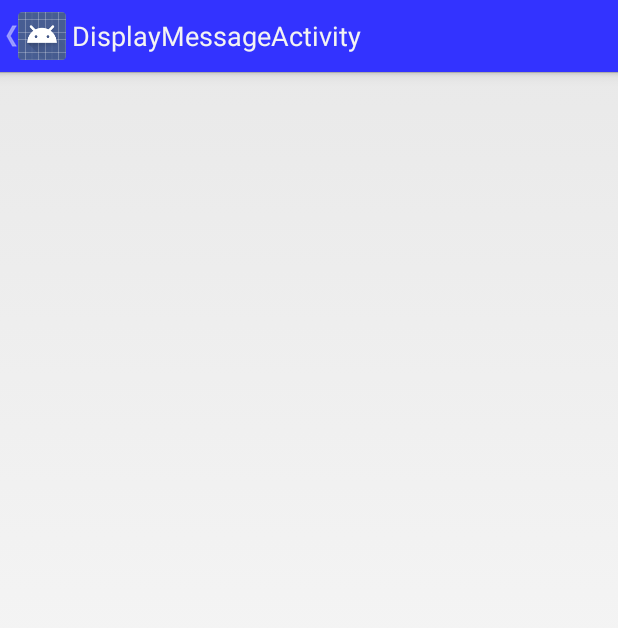
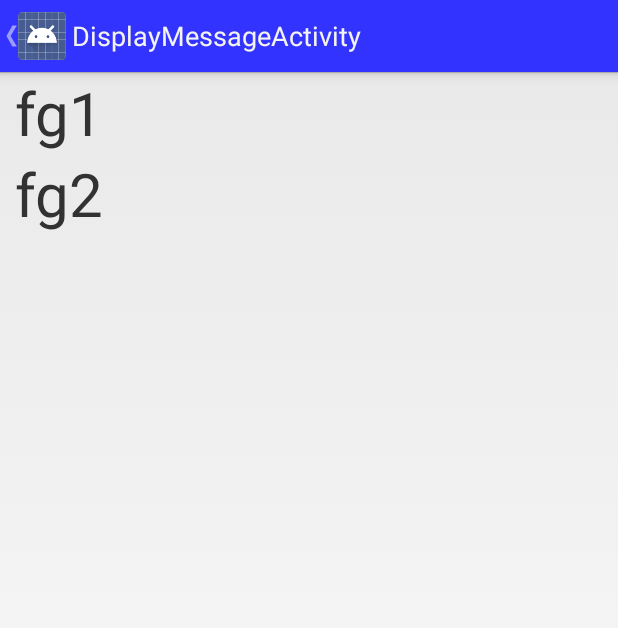
Before and after one commit to tcpip4000/MyApplication, an Android app: the screen it shows after launch (DisplayMessageActivity), after a tap on "Send", on a phone screen of 412 x 824 dp. Shown: the top 628 px of the screen. Run offline under Robolectric (Android 15) with nearby library versions, the phone set to English and light mode, and no system bars.

Commit message:
Adding two fragments to one activity

```diff
--- a/app/src/main/java/net/ertechnology/testy/DisplayMessageActivity.java
+++ b/app/src/main/java/net/ertechnology/testy/DisplayMessageActivity.java
@@ -1,15 +1,8 @@
 package net.ertechnology.testy;
 
 import android.app.Activity;
-import android.app.Fragment;
 import android.os.Bundle;
-import android.view.LayoutInflater;
 import android.view.MenuItem;
-import android.view.View;
-import android.view.ViewGroup;
-import android.widget.LinearLayout;
-import android.widget.RelativeLayout;
-import android.widget.TextView;
 
 
 public class DisplayMessageActivity extends Activity {
@@ -28,6 +21,17 @@ public class DisplayMessageActivity extends Activity {
             bundle.putString(PlaceHolderFragment.PLACEHOLDERFRAGMENT_EXTRA_MSG, getIntent().getStringExtra(MainActivity.MAINACTIVITY_EXTRA_MESSAGE));
             fragment1.setArguments(bundle);
             getFragmentManager().beginTransaction().add(R.id.display_message_container, fragment1).commit();
+        }
+
+        if (findViewById(R.id.display_message_container2) != null) {
+            if (savedInstanceState != null) {
+                return;
+            }
+            PlaceHolderFragment2 fragment2 = new PlaceHolderFragment2();
+            Bundle bundle = new Bundle();
+            bundle.putString(PlaceHolderFragment2.PLACEHOLDERFRAGMENT2_EXTRA_MSG, getIntent().getStringExtra(MainActivity.MAINACTIVITY_EXTRA_MESSAGE));
+            fragment2.setArguments(bundle);
+            getFragmentManager().beginTransaction().add(R.id.display_message_container2, fragment2).commit();
         }
 
         /*Intent intent = getIntent();
@@ -63,32 +67,5 @@ public class DisplayMessageActivity extends Activity {
         return super.onOptionsItemSelected(item);
     }
 
-    public static class PlaceHolderFragment extends Fragment {
 
-        View mContainer;
-        protected static final String PLACEHOLDERFRAGMENT_EXTRA_MSG = "net.ertechnology.testy.PlaceHolderFragment.MESSAGE";
-
-        public PlaceHolderFragment() { }
-
-        @Override
-        public View onCreateView(LayoutInflater inflater, ViewGroup container,
-                                 Bundle savedInstance) {
-            mContainer = inflater.inflate(R.layout.activity_display_message, container, false);
-            RelativeLayout relativeLayout = (RelativeLayout) mContainer.findViewById(R.id.display_message_container);
-
-            Bundle bundle = this.getArguments();
-            if (bundle != null) {
-                String message = bundle.getString(PLACEHOLDERFRAGMENT_EXTRA_MSG);
-
-                TextView textView = new TextView(getActivity());
-                textView.setTextSize(40);
-                textView.setText(message);
-                //textView.setLayoutParams(new LinearLayout.LayoutParams(LinearLayout.LayoutParams.MATCH_PARENT, LinearLayout.LayoutParams.WRAP_CONTENT));
-                relativeLayout.addView(textView);
-
-            }
-
-            return mContainer;
-        }
-    }
 }
--- /dev/null
+++ b/app/src/main/java/net/ertechnology/testy/PlaceHolderFragment.java
@@ -0,0 +1,41 @@
+package net.ertechnology.testy;
+
+import android.app.Fragment;
+import android.os.Bundle;
+import android.view.LayoutInflater;
+import android.view.View;
+import android.view.ViewGroup;
+import android.widget.RelativeLayout;
+import android.widget.TextView;
+
+/**
+ * Created by Juan on 12/04/2015.
+ */
+public class PlaceHolderFragment extends Fragment {
+
+    private View mContainer;
+    protected static final String PLACEHOLDERFRAGMENT_EXTRA_MSG = "net.ertechnology.testy.PlaceHolderFragment.MESSAGE";
+
+    public PlaceHolderFragment() { }
+
+    @Override
+    public View onCreateView(LayoutInflater inflater, ViewGroup container,
+                             Bundle savedInstance) {
+        mContainer = inflater.inflate(R.layout.activity_display_message, container, false);
+        RelativeLayout relativeLayout = (RelativeLayout) mContainer.findViewById(R.id.display_message_container);
+
+        Bundle bundle = this.getArguments();
+        if (bundle != null) {
+            String message = bundle.getString(PLACEHOLDERFRAGMENT_EXTRA_MSG) + " fg1";
+
+            TextView textView = new TextView(getActivity());
+            textView.setTextSize(40);
+            textView.setText(message);
+            //textView.setLayoutParams(new LinearLayout.LayoutParams(LinearLayout.LayoutParams.MATCH_PARENT, LinearLayout.LayoutParams.WRAP_CONTENT));
+            relativeLayout.addView(textView);
+
+        }
+
+        return mContainer;
+    }
+}
--- /dev/null
+++ b/app/src/main/java/net/ertechnology/testy/PlaceHolderFragment2.java
@@ -0,0 +1,41 @@
+package net.ertechnology.testy;
+
+import android.app.Fragment;
+import android.os.Bundle;
+import android.view.LayoutInflater;
+import android.view.View;
+import android.view.ViewGroup;
+import android.widget.RelativeLayout;
+import android.widget.TextView;
+
+/**
+ * Created by Juan on 12/04/2015.
+ */
+public class PlaceHolderFragment2 extends Fragment {
+
+    private View mContainer;
+    protected static final String PLACEHOLDERFRAGMENT2_EXTRA_MSG = "net.ertechnology.testy.PlaceHolderFragment.MESSAGE";
+
+    public PlaceHolderFragment2() { }
+
+    @Override
+    public View onCreateView(LayoutInflater inflater, ViewGroup container,
+                             Bundle savedInstance) {
+        mContainer = inflater.inflate(R.layout.activity_display_message, container, false);
+        RelativeLayout relativeLayout = (RelativeLayout) mContainer.findViewById(R.id.display_message_container);
+
+        Bundle bundle = this.getArguments();
+        if (bundle != null) {
+            String message = bundle.getString(PLACEHOLDERFRAGMENT2_EXTRA_MSG) + " fg2";
+
+            TextView textView = new TextView(getActivity());
+            textView.setTextSize(40);
+            textView.setText(message);
+            //textView.setLayoutParams(new LinearLayout.LayoutParams(LinearLayout.LayoutParams.MATCH_PARENT, LinearLayout.LayoutParams.WRAP_CONTENT));
+            relativeLayout.addView(textView);
+
+        }
+
+        return mContainer;
+    }
+}
--- a/app/src/main/res/layout/activity_display_message.xml
+++ b/app/src/main/res/layout/activity_display_message.xml
@@ -1,4 +1,42 @@
 <RelativeLayout xmlns:android="http://schemas.android.com/apk/res/android"
     android:layout_width="match_parent"
     android:layout_height="match_parent"
-    android:id="@+id/display_message_container" />
+    >
+    <RelativeLayout
+        android:layout_width="match_parent"
+        android:layout_height="wrap_content"
+        android:id="@+id/display_message_container" />
+
+    <RelativeLayout
+        android:layout_below="@id/display_message_container"
+        android:layout_width="match_parent"
+        android:layout_height="wrap_content"
+        android:id="@+id/display_message_container2" />
+
+<!--
+    <EditText
+        android:id="@+id/name"
+        android:layout_width="match_parent"
+        android:layout_height="wrap_content"
+        android:hint="reminder" />
+    <Spinner
+        android:id="@+id/dates"
+        android:layout_width="0dp"
+        android:layout_height="wrap_content"
+        android:layout_below="@id/name"
+        android:layout_alignParentLeft="true"
+        android:layout_toLeftOf="@+id/times" />
+    <Spinner
+        android:id="@+id/times"
+        android:layout_width="96dp"
+        android:layout_height="wrap_content"
+        android:layout_below="@id/name"
+        android:layout_alignParentRight="true" />
+    <Button
+        android:layout_width="96dp"
+        android:layout_height="wrap_content"
+        android:layout_below="@id/times"
+        android:layout_alignParentRight="true"
+        android:text="done" /> -->
+
+</RelativeLayout>
--- a/app/src/main/res/values/strings.xml
+++ b/app/src/main/res/values/strings.xml
@@ -10,4 +10,7 @@
     <string name="title_activity_display_message">DisplayMessageActivity</string>
     <string name="action_search">Search</string>
     <string name="data_message">Data</string>
+
+<!-- TODO: Remove or change this placeholder text -->
+    <string name="hello_blank_fragment">Hello blank fragment</string>
 </resources>
```
Also changed, not shown: app/src/main/java/net/ertechnology/testy/BlankFragment.java (added, +111 -0 lines).
